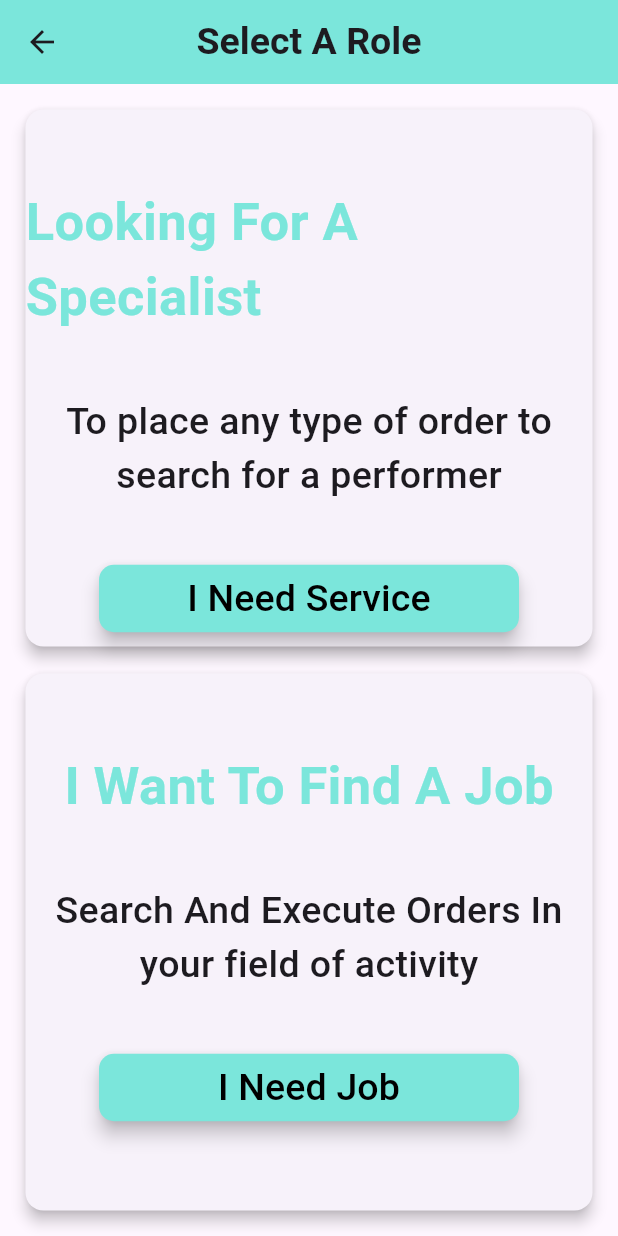
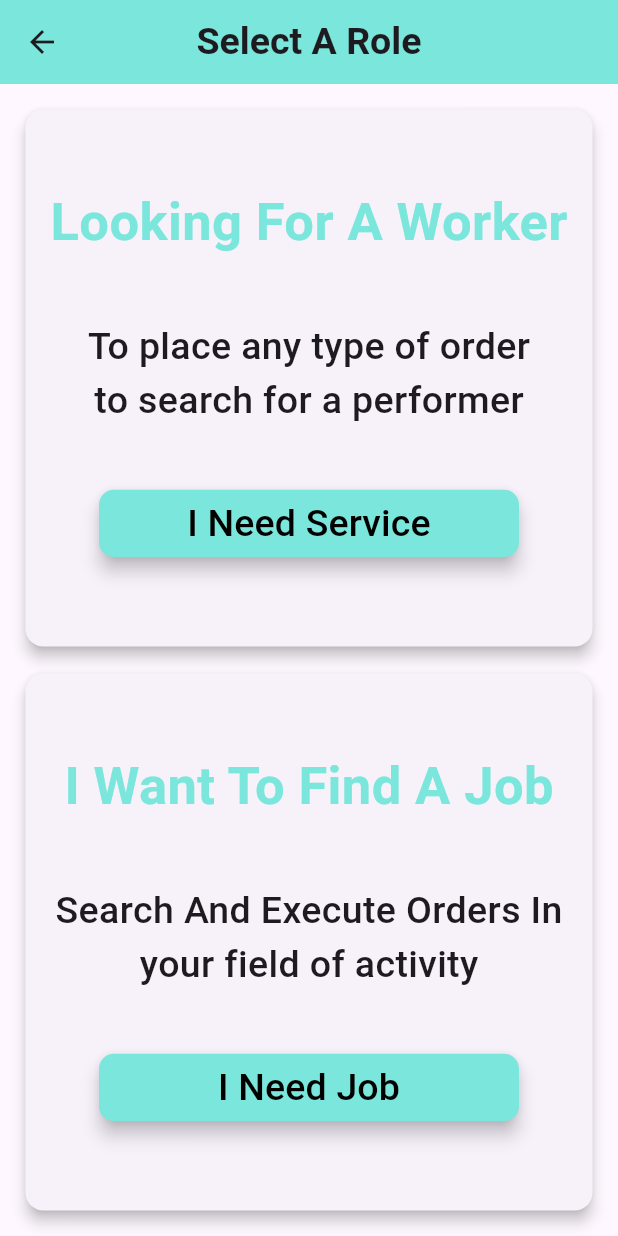
Before and after one commit to iambinshad/smartico-service-app, a Flutter app: the RollSelectingScreen screen opened directly, on a phone screen of 412 x 824 dp. Run offline on Flutter 3.47's test engine with Material 2 defaults, Android fonts, the phone set to English and light mode, and no system bars; our stand-ins replace email_validator, flutter_secure_storage, top_snackbar_flutter; accounts and stored records are empty; statements that could not run were skipped.

Commit message:
Ui updated

```diff
--- a/lib/common/roll_selecting.dart
+++ b/lib/common/roll_selecting.dart
@@ -1,7 +1,7 @@
 import 'package:flutter/material.dart';
 
-import '../../core/widgets.dart';
-import '../vendor/vendor_sign_in.dart';
+import '../core/widgets.dart';
+import '../vendor/view/authentication/vendor_sign_in.dart';
 
 class RollSelectingScreen extends StatelessWidget {
   RollSelectingScreen({super.key});
@@ -33,11 +33,12 @@ class RollSelectingScreen extends StatelessWidget {
                     padding: const EdgeInsets.all(5.0),
                     child: Card(
                       elevation: 4.0,
-                      child: Column(children: [
+                      child: Column(
+                        children: [
                           kHeight40,
                           kHeight10,
                           const Text(
-                          'Looking For A Specialist',
+                            'Looking For A Worker',
                             style: TextStyle(
                                 fontSize: 35,
                                 color: Color.fromARGB(255, 123, 230, 219),
@@ -47,20 +48,24 @@ class RollSelectingScreen extends StatelessWidget {
                           kHeight40,
                           const Center(
                             child: Text(
-                            'To place any type of order to',
+                              'To place any type of order',
                               style: TextStyle(
                                   fontSize: 25, fontWeight: FontWeight.w500),
                             ),
                           ),
                           const Text(
-                          'search for a performer',
+                            'to search for a performer',
                             style: TextStyle(
                                 fontSize: 25, fontWeight: FontWeight.w500),
                           ),
                           kHeight40,
                           ElevatedButton(
                             onPressed: () {
-                            // Navigator.push(context, MaterialPageRoute(builder: (context) => const RollSelectingScreen(),));
+                              Navigator.push(
+                                  context,
+                                  MaterialPageRoute(
+                                    builder: (context) => VendorSignIn(),
+                                  ));
                             },
                             style: ButtonStyle(
                               elevation: MaterialStateProperty.all(5.0),
@@ -78,40 +83,15 @@ class RollSelectingScreen extends StatelessWidget {
                             ),
                             child: const Text(
                               'I Need Service',
-                            style: TextStyle(color: Colors.black, fontSize: 25),
+                              style:
+                                  TextStyle(color: Colors.black, fontSize: 25),
                             ),
                           ),
-                      ]),
+                        ],
                       ),
                     ),
                   ),
-                // Row(
-                //         mainAxisAlignment: MainAxisAlignment.spaceBetween,
-                //         children: const [
-                //           Expanded(
-                //               child: Padding(
-                //             padding: EdgeInsets.only(right: 18, left: 18),
-                //             child: Divider(
-                //               thickness: 2,
-                //               color: Colors.black,
-                //               height: 5,
-                //             ),
-                //           )),
-                //           Text(
-                //             'Or',
-                //             style: TextStyle(fontSize: 20),
-                //           ),
-                //           Expanded(
-                //               child: Padding(
-                //             padding: EdgeInsets.only(right: 22, left: 22),
-                //             child: Divider(
-                //               thickness: 2,
-                //               color: Colors.black,
-                //               height: 5,
-                //             ),
-                //           )),
-                //         ],
-                //       ),
+                ),
                 Expanded(
                   child: Padding(
                     padding: const EdgeInsets.all(5.0),
```
Lines whose indentation alone changed are shown as unchanged.
